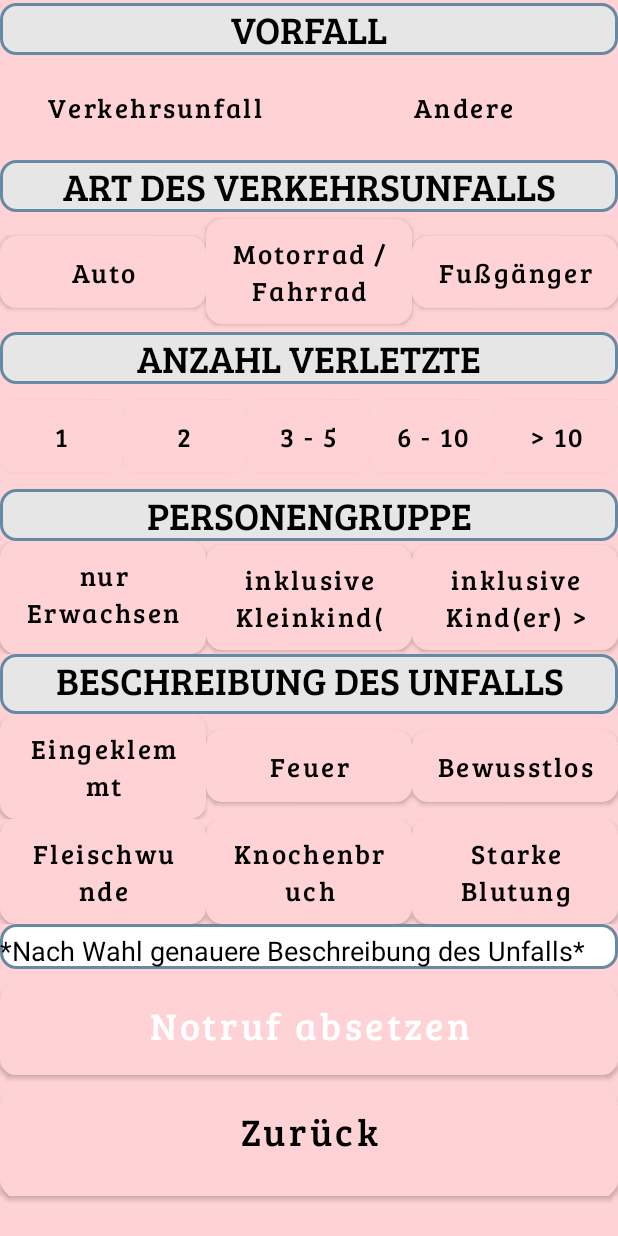
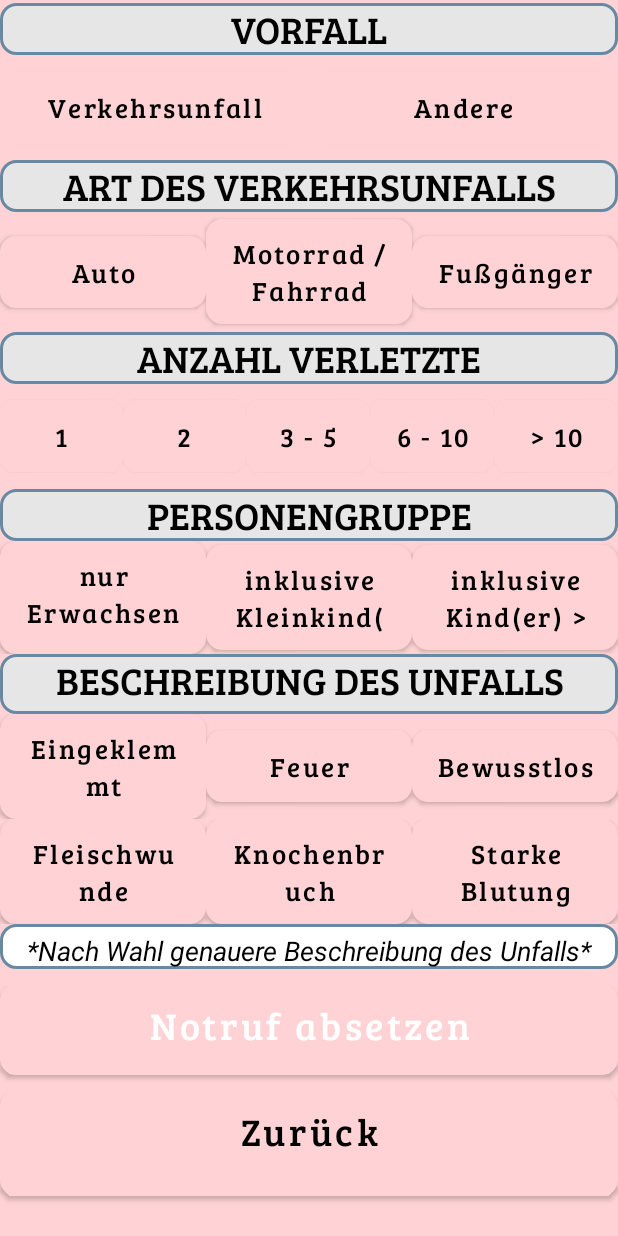
Before and after one commit to mbarth796/00_SafeGuard, an Android app: the layout fragment_emergency.xml on its own in the app's theme, with its tools: preview values and no code run, on a phone screen of 412 x 824 dp. Run offline under Robolectric (Android 15) with nearby library versions, the phone set to English and light mode, and no system bars.

```diff
--- a/app/src/main/res/layout/fragment_emergency.xml
+++ b/app/src/main/res/layout/fragment_emergency.xml
@@ -403,13 +403,15 @@
                 android:layout_height="wrap_content"
                 android:background="@drawable/sup_rounded_corner_white"
                 android:ems="10"
+                android:gravity="center_horizontal"
+                android:hint="@string/emergency_specialInformation"
+                android:textStyle="italic"
                 android:inputType="textMultiLine"
                 android:paddingTop="5dp"
                 android:scrollHorizontally="false"
                 android:singleLine="false"
-                android:hint="@string/emergency_specialInformation"
-                android:textColorHint="@color/black"
-                android:textColor="@color/black" />
+                android:textColor="@color/black"
+                android:textColorHint="@color/black" />
 
             <!-- Navigationsbuttons (zurück + Notruf absetzen) -->
 
--- a/app/src/main/res/values/strings.xml
+++ b/app/src/main/res/values/strings.xml
@@ -42,7 +42,7 @@
     <string name="emergency_fleshWound">Fleischwunde</string>
     <string name="emergency_brokenBone">Knochenbruch</string>
     <string name="emergency_strongBleeding">Starke Blutung</string>
-    <string name="emergency_specialInformation">"*Nach Wahl genauere Beschreibung des Unfalls*"</string>
+    <string name="emergency_specialInformation">*Nach Wahl genauere Beschreibung des Unfalls*</string>
     <string name="emergency_emergencyCall">Notruf absetzen</string>
     <string name="emergency_back">Zurück</string>
 
```
